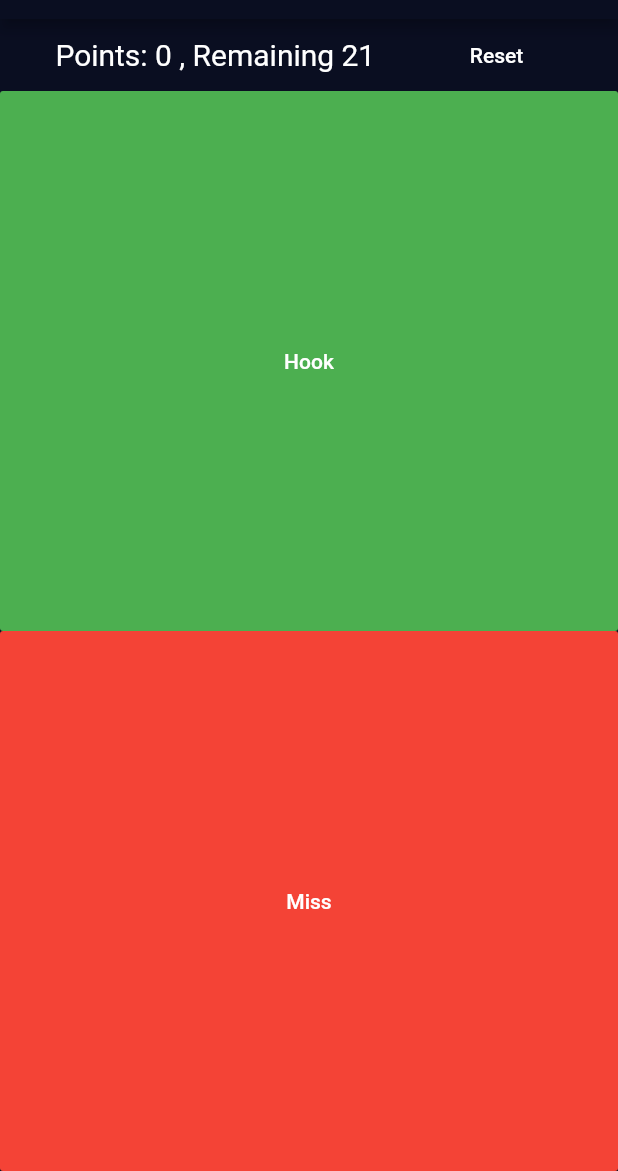
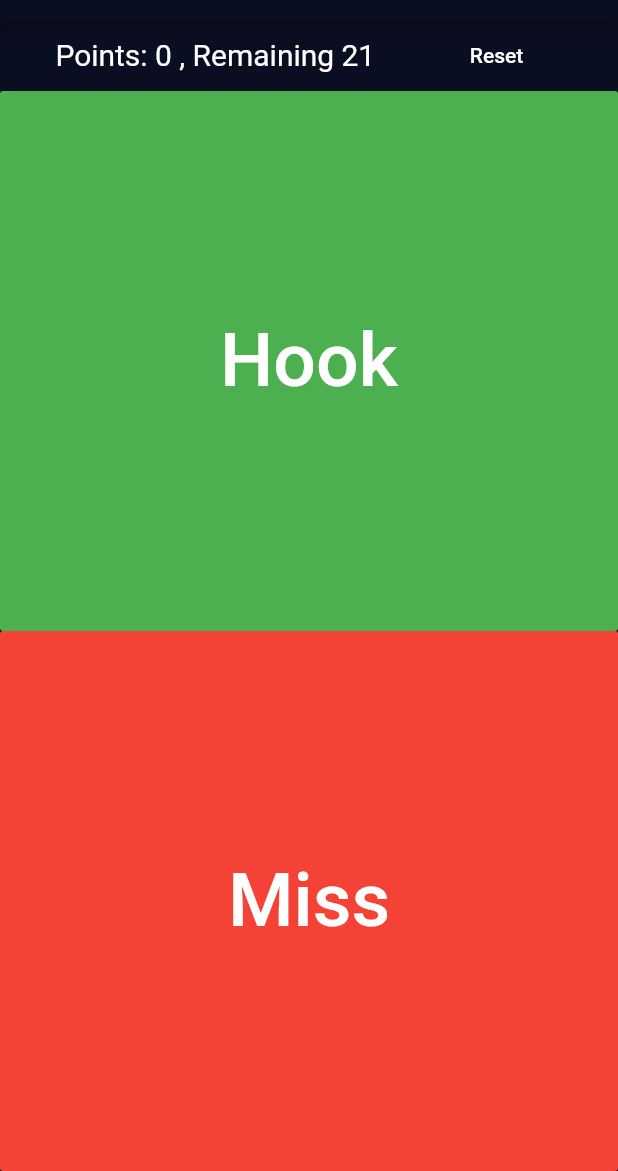
Before and after one commit to mampersat/RingingTheBull, a Flutter app: the screen it shows after launch, on a phone screen of 412 x 824 dp, the part 65-1236 px from its top. Run offline on Flutter 3.47's test engine with Material 2 defaults, Android fonts, the phone set to English and light mode, and no system bars.

Commit message:
constants and button styling

```diff
--- /dev/null
+++ b/lib/screens/constants.dart
@@ -0,0 +1,5 @@
+import 'package:flutter/material.dart';
+
+const kBigButtonTextStyle = TextStyle(
+  fontSize: 50.0,
+);
--- a/lib/screens/play_screen.dart
+++ b/lib/screens/play_screen.dart
@@ -1,4 +1,5 @@
 import 'package:flutter/material.dart';
+import 'constants.dart';
 
 class PlayScreen extends StatefulWidget {
   @override
@@ -45,7 +46,10 @@ class _PlayScreenState extends State<PlayScreen> {
                   score++;
                 });
               },
-              child: Text('Hook'),
+              child: Text(
+                'Hook',
+                style: kBigButtonTextStyle,
+              ),
             ),
           ),
           Expanded(
@@ -56,7 +60,10 @@ class _PlayScreenState extends State<PlayScreen> {
                 remaining--;
               });
             },
-            child: Text('Miss'),
+            child: Text(
+              'Miss',
+              style: kBigButtonTextStyle,
+            ),
           ))
         ],
       ),
```
